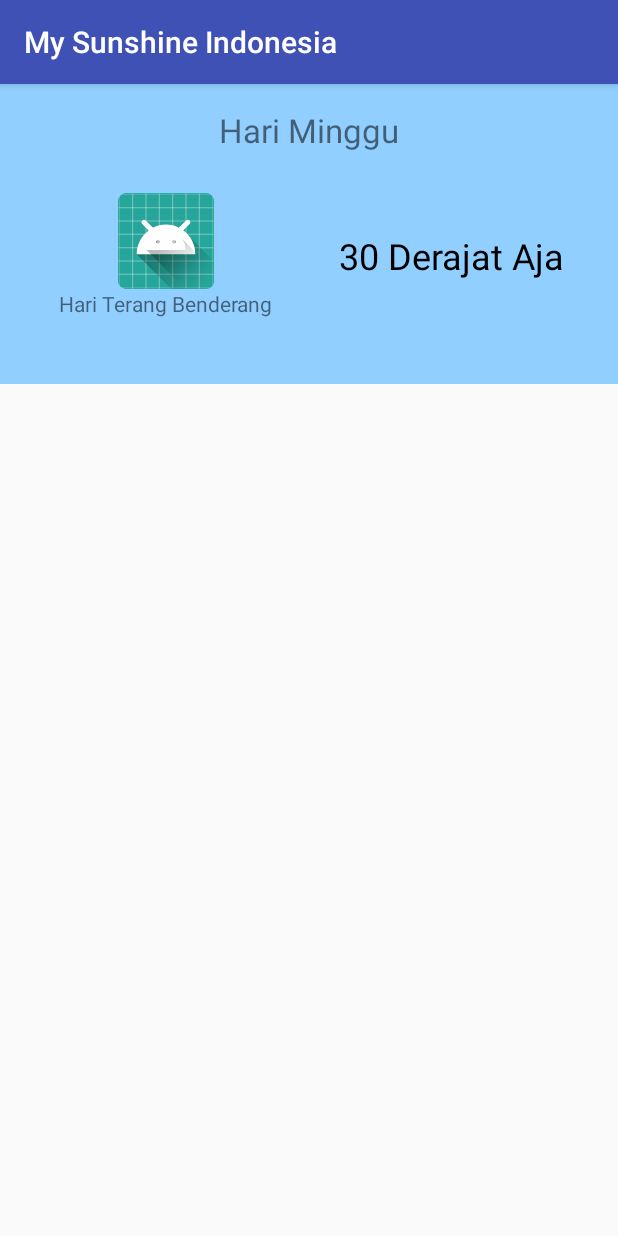
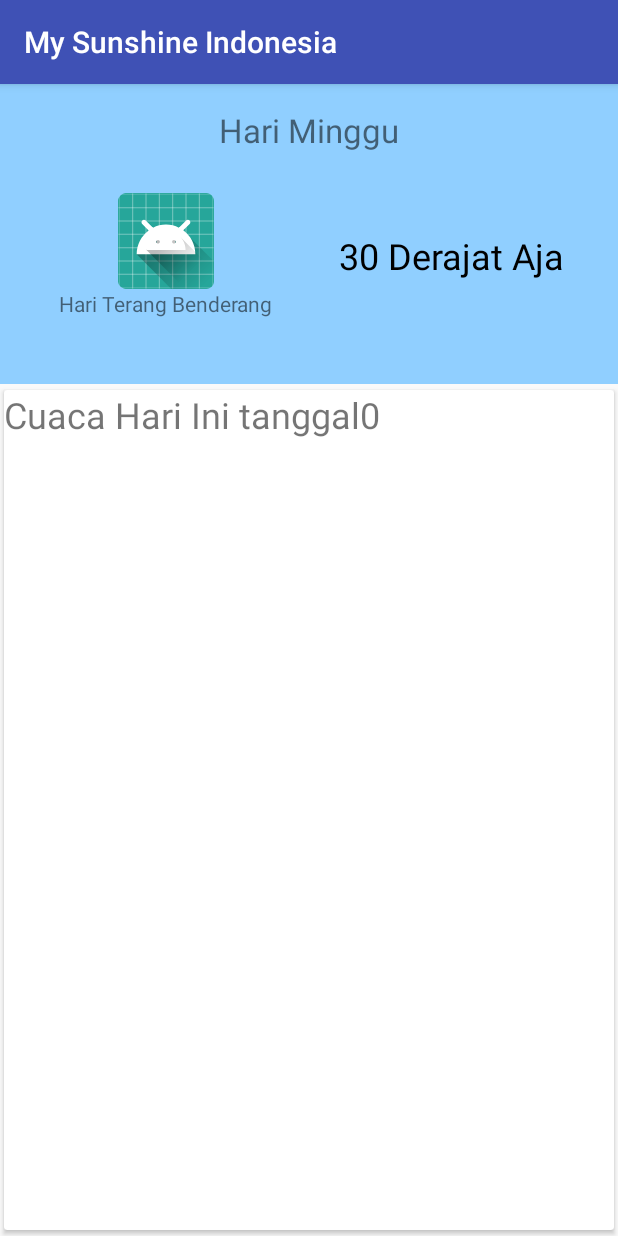
Before and after one commit to mstamami/MySunshineIndonesia, an Android app: the screen it shows after launch (MainActivity), on a phone screen of 412 x 824 dp. Run offline under Robolectric (Android 15) with nearby library versions, the phone set to English and light mode, and no system bars; our stand-ins replace ButterKnife.

Commit message:
Tambah library dan buat recyclerview

```diff
--- a/app/build.gradle
+++ b/app/build.gradle
@@ -20,10 +20,17 @@ android {
 }
 
 dependencies {
-    compile fileTree(dir: 'libs', include: ['*.jar'])
+    compile fileTree(include: ['*.jar'], dir: 'libs')
     compile 'com.android.support:appcompat-v7:25.3.0'
-    compile 'com.android.support.constraint:constraint-layout:1.0.2'
-    /*testCompile 'junit:junit:4.12'
-    androidTestCompile 'com.android.support.test:runner:1.0.1'
-    androidTestCompile'com.android.support.test.espresso:espresso-core:3.0.1'*/
+    testCompile 'junit:junit:4.12'
+    compile 'com.android.support:recyclerview-v7:25.3.0'
+    compile 'com.android.support:cardview-v7:25.3.0'
+    compile 'com.google.code.gson:gson:2.8.2'
+    compile 'com.squareup.retrofit2:retrofit:2.3.0'
+    compile 'com.squareup.retrofit2:converter-gson:2.3.0'
+    compile 'com.github.bumptech.glide:glide:3.8.0'
+    compile 'org.greenrobot:eventbus:3.0.0'
+    annotationProcessor 'org.greenrobot:eventbus-annotation-processor:3.0.1'
+    compile 'com.jakewharton:butterknife:8.8.1'
+    annotationProcessor 'com.jakewharton:butterknife-compiler:8.8.1'
 }
--- a/app/src/main/java/com/kodetek/mysunshineindonesia/MainActivity.java
+++ b/app/src/main/java/com/kodetek/mysunshineindonesia/MainActivity.java
@@ -2,24 +2,45 @@ package com.kodetek.mysunshineindonesia;
 
 import android.support.v7.app.AppCompatActivity;
 import android.os.Bundle;
+import android.support.v7.widget.LinearLayoutManager;
+import android.support.v7.widget.RecyclerView;
 import android.widget.ImageView;
+import android.widget.LinearLayout;
 import android.widget.TextView;
 
+import java.lang.annotation.Target;
+
+import butterknife.BindView;
+import butterknife.ButterKnife;
+
 public class MainActivity extends AppCompatActivity {
+    @BindView(R.id.weather_day_title)
     TextView weatherDayTitle;
+
+    @BindView(R.id.weather_desc)
+    TextView weatherDesc;
+
+    @BindView(R.id.weather_temperatur)
+    TextView weatherTemperature;
+
+    @BindView(R.id.img_weather)
     ImageView imgWeather;
-    TextView weatherDesc;
-    TextView weatherTemperature;
+
+    @BindView(R.id.weather_list)
+    RecyclerView weatherList;
+    private WeatherAdapter weatherAdapter;
 
     @Override
     protected void onCreate(Bundle savedInstanceState) {
         super.onCreate(savedInstanceState);
         setContentView(R.layout.activity_main);
 
-        weatherDayTitle = (TextView) findViewById(R.id.weather_day_title);
+        ButterKnife.bind(this);
+
+       /* weatherDayTitle = (TextView) findViewById(R.id.weather_day_title);
         imgWeather = (ImageView) findViewById(R.id.img_weather);
         weatherDesc = (TextView) findViewById(R.id.weather_desc);
-        weatherTemperature = (TextView) findViewById(R.id.weather_temperatur);
+        weatherTemperature = (TextView) findViewById(R.id.weather_temperatur);*/
 
         weatherDayTitle.setText("Hari Minggu");
         weatherDesc.setText("Hari Terang Benderang");
@@ -27,5 +48,12 @@ public class MainActivity extends AppCompatActivity {
 
         imgWeather.setImageResource(R.drawable.ic_launcher_foreground);
 
+        weatherList.setLayoutManager(
+                new LinearLayoutManager(
+                        this, LinearLayoutManager.VERTICAL,false));
+
+        weatherAdapter = new WeatherAdapter();
+        weatherList.setAdapter(weatherAdapter);
+
     }
 }
--- /dev/null
+++ b/app/src/main/java/com/kodetek/mysunshineindonesia/WeatherAdapter.java
@@ -0,0 +1,45 @@
+package com.kodetek.mysunshineindonesia;
+
+import android.support.v7.widget.RecyclerView;
+import android.view.LayoutInflater;
+import android.view.View;
+import android.view.ViewGroup;
+import android.widget.TextView;
+
+import butterknife.BindView;
+import butterknife.ButterKnife;
+
+/**
+ * Created by ASUS on 04/11/2017.
+ */
+
+public class WeatherAdapter extends RecyclerView.Adapter<WeatherAdapter.WeatherViewHolder> {
+    @Override
+    public WeatherViewHolder onCreateViewHolder(ViewGroup parent, int viewType) {
+        View viewContent = LayoutInflater.from(parent.getContext()).inflate(R.layout.weather_item, parent, false);
+        return new WeatherViewHolder(viewContent);
+    }
+
+    @Override
+    public void onBindViewHolder(WeatherViewHolder holder, int position) {
+        holder.itemTitle.setText("Cuaca Hari Ini tanggal" + position);
+
+    }
+
+    @Override
+    public int getItemCount() {
+        return 10;
+    }
+
+    class WeatherViewHolder extends RecyclerView.ViewHolder{
+
+        @BindView(R.id.item_title)
+        TextView itemTitle;
+
+        public WeatherViewHolder(View itemView) {
+            super(itemView);
+
+            ButterKnife.bind(this,itemView);
+        }
+    }
+}
--- a/app/src/main/res/layout/activity_main.xml
+++ b/app/src/main/res/layout/activity_main.xml
@@ -61,8 +61,14 @@
         </LinearLayout>
     </LinearLayout>
 
-    <LinearLayout
+   <!-- <LinearLayout
         android:layout_width="match_parent"
-        android:layout_height="match_parent"></LinearLayout>
+        android:layout_height="match_parent"></LinearLayout>-->
+    <android.support.v7.widget.RecyclerView
+        android:id="@+id/weather_list"
+        android:layout_width="match_parent"
+        android:layout_height="match_parent">
+
+    </android.support.v7.widget.RecyclerView>
 
 </LinearLayout>
--- /dev/null
+++ b/app/src/main/res/layout/weather_item.xml
@@ -0,0 +1,14 @@
+<?xml version="1.0" encoding="utf-8"?>
+<android.support.v7.widget.CardView xmlns:android="http://schemas.android.com/apk/res/android"
+    android:layout_width="match_parent"
+    android:layout_height="match_parent"
+    xmlns:app="http://schemas.android.com/apk/res-auto"
+    app:cardUseCompatPadding="true">
+
+    <TextView
+        android:id="@+id/item_title"
+        android:layout_width="wrap_content"
+        android:layout_height="wrap_content"
+        android:text="Cuaca Hari Ini"
+        android:textSize="24sp"/>
+</android.support.v7.widget.CardView>
```
